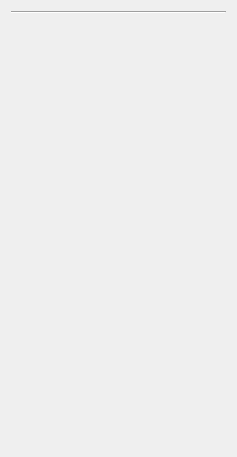
Before: the Qt Designer form forms/widgetfluid.ui in FilippoVenturini8/PhysicSimulations, drawn with Qt 5.
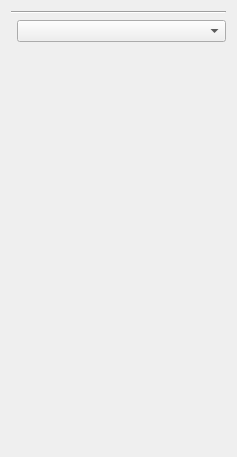
After: the same form once the commit is applied.

Patch:
```diff
--- a/forms/widgetfluid.ui
+++ b/forms/widgetfluid.ui
@@ -22,7 +22,11 @@
     </widget>
    </item>
    <item row="1" column="1">
-    <layout class="QHBoxLayout" name="horizontalLayout"/>
+    <layout class="QHBoxLayout" name="horizontalLayout">
+     <item>
+      <widget class="QComboBox" name="comboBox"/>
+     </item>
+    </layout>
    </item>
    <item row="2" column="1">
     <layout class="QHBoxLayout" name="horizontalLayout_2"/>
```
